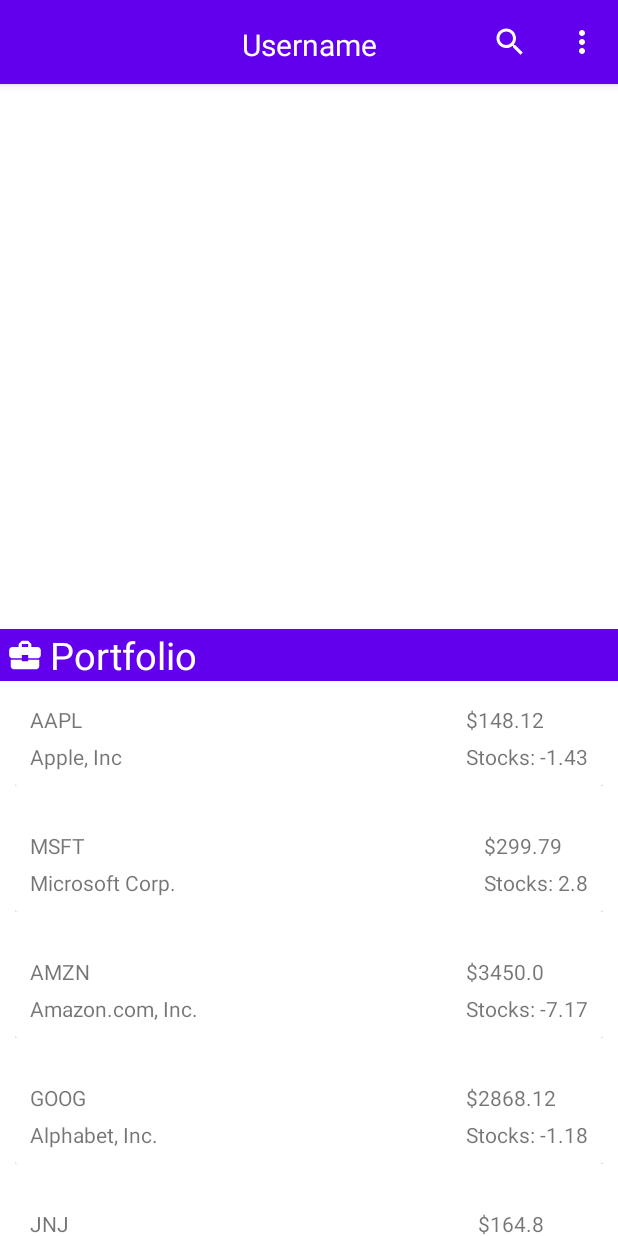
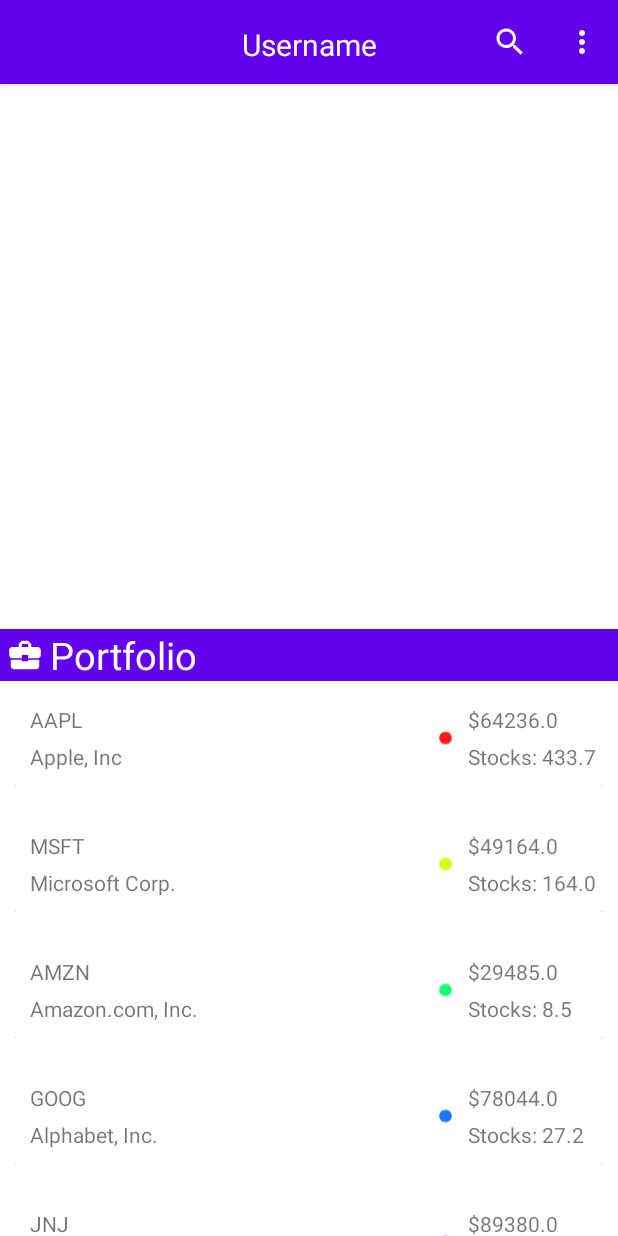
Before and after one commit to Inon-Sinn/Tradoid, an Android app: the Status_Page screen opened directly, with no data from a screen before it, on a phone screen of 412 x 824 dp. Run offline under Robolectric (Android 15) with nearby library versions, the phone set to English and light mode, and no system bars; our stand-ins replace Firebase (no records; nobody signed in at launch, a user with empty details on screens opened directly); libraries missing offline, so code that uses them is left out: app.futured.donut; plain views replace DonutProgressView; 5 statements that could not run were skipped.

Commit message:
Foundation: Status Page - finished

```diff
--- a/app/src/main/java/com/example/tradoid/Adapters/status_RecyleView_Adapter.java
+++ b/app/src/main/java/com/example/tradoid/Adapters/status_RecyleView_Adapter.java
@@ -17,6 +17,7 @@ import com.example.tradoid.Data_handling.stock_data;
 import com.example.tradoid.R;
 import com.example.tradoid.Stock_Page;
 
+import java.text.DecimalFormat;
 import java.util.List;
 
 public class status_RecyleView_Adapter extends RecyclerView.Adapter<status_RecyleView_Adapter.MyViewHolder>{
@@ -25,14 +26,16 @@ public class status_RecyleView_Adapter extends RecyclerView.Adapter<status_Recyl
     Context context;
     List<stock_data> item_list;
     List<double[]> amount_list;
+    int[] colors;
     boolean admin;
 
     //Constructor for the adapter
-    public status_RecyleView_Adapter(Context ct, List<stock_data> newList,List<double[]> amount_list, boolean admin) {
+    public status_RecyleView_Adapter(Context ct, List<stock_data> newList,List<double[]> amount_list,int[] colors, boolean admin) {
         context = ct;
         item_list = newList;
         this.amount_list = amount_list;
         this.admin = admin;
+        this.colors = colors;
     }
 
     @NonNull
@@ -47,11 +50,21 @@ public class status_RecyleView_Adapter extends RecyclerView.Adapter<status_Recyl
     @SuppressLint("SetTextI18n")
     @Override
     public void onBindViewHolder(@NonNull status_RecyleView_Adapter.MyViewHolder holder, @SuppressLint("RecyclerView") int position) {
+        // Limiting the Decimal length
+        DecimalFormat numberFormat = new DecimalFormat("#.0");
+
         // communicates with MyViewHolder
         holder.tv1.setText(item_list.get(position).getName());
         holder.tv2.setText(item_list.get(position).getFull_name());
-        holder.tv3.setText("$" + String.valueOf(item_list.get(position).getTotal_Price()));
-        holder.tv4.setText("Stocks: " + String.valueOf(item_list.get(position).getPrice_change()));
+        holder.tv3.setText("$" + numberFormat.format(amount_list.get(position)[0]));
+        holder.tv4.setText("Stocks: " + numberFormat.format(amount_list.get(position)[1]));
+//        holder.tv3.setText("$" + String.valueOf(amount_list.get(position)[0]));
+//        holder.tv4.setText("Stocks: " + String.valueOf(amount_list.get(position)[1]));
+
+        //add colors
+        holder.dot.setColorFilter(colors[position]);
+//        holder.tv3.setTextColor(colors[position]);
+//        holder.tv4.setTextColor(colors[position]);
 
         // needed for onClick
         if (!admin) {
@@ -80,6 +93,7 @@ public class status_RecyleView_Adapter extends RecyclerView.Adapter<status_Recyl
     public static class MyViewHolder extends RecyclerView.ViewHolder{
 
         TextView tv1,tv2,tv3,tv4;
+        ImageView dot;
         ConstraintLayout rowLayout;
 
         public MyViewHolder(@NonNull View itemView) {
@@ -88,6 +102,7 @@ public class status_RecyleView_Adapter extends RecyclerView.Adapter<status_Recyl
             tv2 = itemView.findViewById(R.id.status_row_tv_full_name);
             tv3 = itemView.findViewById(R.id.status_row_tv_usd);
             tv4 = itemView.findViewById(R.id.status_row_tv_stocks);
+            dot = itemView.findViewById(R.id.status_row_color_dot);
             // needed for onClick
             rowLayout = itemView.findViewById(R.id.status_row_layout);
         }
--- a/app/src/main/java/com/example/tradoid/Data_handling/Data_Layer.java
+++ b/app/src/main/java/com/example/tradoid/Data_handling/Data_Layer.java
@@ -11,6 +11,7 @@ import java.util.HashMap;
 import java.util.List;
 import java.util.Locale;
 import java.util.Map;
+import java.util.Random;
 
 
 // This class implements all calls to the Database
@@ -94,8 +95,11 @@ public class Data_Layer {
         stocks.subList(stocks.size()-5, stocks.size()-1).clear();
         //should add the amount in the user_data
         List<double[]> amount = new ArrayList<>();
+        Random rand = new Random();
+        int usd_bound = 100000,randUsd;
         for (int i = 0; i < stocks.size(); i++) {
-            amount.add(new double[]{10,10});
+            randUsd = rand.nextInt(usd_bound);
+            amount.add(new double[]{randUsd,randUsd/stocks.get(i).getTotal_Price()});
         }
         user.setStock_amount(amount);
     }
--- a/app/src/main/java/com/example/tradoid/Status_Page.java
+++ b/app/src/main/java/com/example/tradoid/Status_Page.java
@@ -16,11 +16,13 @@ import android.view.MenuItem;
 import com.example.tradoid.Adapters.Stock_Market_RecycleView_Adapter;
 import com.example.tradoid.Adapters.status_RecyleView_Adapter;
 import com.example.tradoid.Data_handling.Data_Layer;
+import com.example.tradoid.Data_handling.stock_data;
 import com.example.tradoid.Data_handling.stock_view_model;
 import com.example.tradoid.Data_handling.user_data;
 
 import java.util.ArrayList;
 import java.util.Collections;
+import java.util.List;
 
 import app.futured.donut.DonutProgressView;
 import app.futured.donut.DonutSection;
@@ -37,27 +39,37 @@ public class Status_Page extends AppCompatActivity {
         // get user_data
         user_data user = new user_data("Temp","Temp",0);
 
-        // Connect to View Model
+        // Connect to View Model and getting data
         stock_view_model view_model = new ViewModelProvider(this).get(stock_view_model.class);
         view_model.setUser(user,"status page");
+        List<stock_data> data = view_model.getData_list();
+        List<double[]> stock_count = user.getStock_amount();
 
         // Creating a custom Toolbar
         Toolbar status_page_toolbar = findViewById(R.id.toolbar_status_page);
         setSupportActionBar(status_page_toolbar);
 
-        // Connecting to donut chart
+        // Creating the Donut chart
         DonutProgressView donutView = findViewById(R.id.donut_char_status_page);
-        DonutSection section = new DonutSection("Section 1 Name", Color.parseColor("#f44336"), 80.0f);
-        donutView.setCap(100f);
-        donutView.submitData(new ArrayList<>(Collections.singleton(section)));
-        //String hex = String.format("#%02X%02X%02X", r, g, b);
+        donutView.setCap(1f);
+        float section_num = (float) data.size();
+        List<DonutSection> sections = new ArrayList<>();
+        int[] colors = new int[data.size()];
+        String section_name;
+        for (int i = 0; i < section_num; i++) {
+            float hue = (360/(section_num))*i;
+            colors[i] = Color.HSVToColor(new float[]{hue,(float)0.9,(float) 1});
+            section_name = "Section " + i;
+            sections.add(new DonutSection(section_name, colors[i], (float) stock_count.get(i)[0]));
+        }
+        donutView.submitData(sections);
 
         // Creating the Recycle View - the list
         RecyclerView recyclerView = findViewById(R.id.recyclerView_status_page);
         recyclerView.setLayoutManager(new LinearLayoutManager(this));
 
         // Calling the Adapter
-        status_RecyleView_Adapter adapter = new status_RecyleView_Adapter(this,view_model.getData_list(),user.getStock_amount(),false);
+        status_RecyleView_Adapter adapter = new status_RecyleView_Adapter(this, data,stock_count,colors,false);
         recyclerView.setAdapter(adapter);
 
     }
--- a/app/src/main/java/com/example/tradoid/User_Status.java
+++ b/app/src/main/java/com/example/tradoid/User_Status.java
@@ -35,6 +35,8 @@ public class User_Status extends AppCompatActivity {
         // Get the data form the row it was clicked on
         getData();
         setData();
+
+
     }
 
     // getting the data from the intent
--- /dev/null
+++ b/app/src/main/res/drawable/ic_circle.xml
@@ -0,0 +1,5 @@
+<vector android:height="24dp" android:tint="#000000"
+    android:viewportHeight="24" android:viewportWidth="24"
+    android:width="24dp" xmlns:android="http://schemas.android.com/apk/res/android">
+    <path android:fillColor="@android:color/white" android:pathData="M12,2C6.47,2 2,6.47 2,12s4.47,10 10,10 10,-4.47 10,-10S17.53,2 12,2z"/>
+</vector>
--- a/app/src/main/res/layout/activity_status_page.xml
+++ b/app/src/main/res/layout/activity_status_page.xml
@@ -100,6 +100,8 @@
         android:layout_marginHorizontal="50dp"
         android:layout_marginVertical="25dp"
         app:donut_gapWidth="0"
+        app:donut_animationDuration="1500"
+        app:donut_gapAngle="-90"
         app:donut_strokeWidth="20dp"
         app:layout_constraintBottom_toTopOf="@+id/textView3"
         app:layout_constraintEnd_toEndOf="parent"
--- a/app/src/main/res/layout/status_row.xml
+++ b/app/src/main/res/layout/status_row.xml
@@ -22,11 +22,11 @@
                 android:id="@+id/status_row_tv_stocks"
                 android:layout_width="wrap_content"
                 android:layout_height="wrap_content"
-                android:layout_marginEnd="10dp"
+                android:layout_marginStart="10dp"
                 android:layout_marginBottom="10dp"
                 android:text="Stocks: "
                 app:layout_constraintBottom_toBottomOf="parent"
-                app:layout_constraintEnd_toEndOf="parent" />
+                app:layout_constraintStart_toEndOf="@+id/status_row_color_dot" />
 
             <TextView
                 android:id="@+id/status_row_tv_name"
@@ -60,6 +60,16 @@
                 app:layout_constraintStart_toStartOf="@+id/status_row_tv_stocks"
                 app:layout_constraintTop_toTopOf="parent" />
 
+            <ImageView
+                android:id="@+id/status_row_color_dot"
+                android:layout_width="10dp"
+                android:layout_height="wrap_content"
+                android:layout_marginEnd="100dp"
+                app:layout_constraintBottom_toBottomOf="@+id/status_row_tv_stocks"
+                app:layout_constraintEnd_toEndOf="parent"
+                app:layout_constraintTop_toTopOf="@+id/status_row_tv_usd"
+                app:srcCompat="@drawable/ic_circle" />
+
         </androidx.constraintlayout.widget.ConstraintLayout>
     </androidx.cardview.widget.CardView>
 
--- a/app/src/main/res/values/colors.xml
+++ b/app/src/main/res/values/colors.xml
@@ -10,5 +10,5 @@
     <color name="money_green">#118C4F</color>
     <color name="gray">#808080</color>
     <color name="red">#FF0000</color>
-    <color name="test">#00FFFF</color>
+    <color name="test">#000000</color>
 </resources>
```
